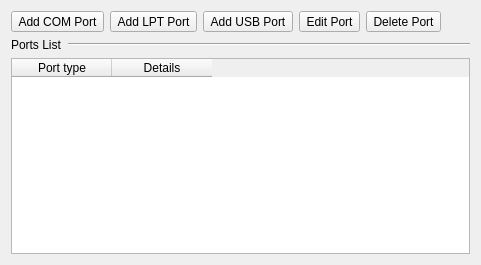
Before: the Qt Designer form Ports_Tab_Widget.ui in qunying/aqemu-old, drawn with Qt 5.
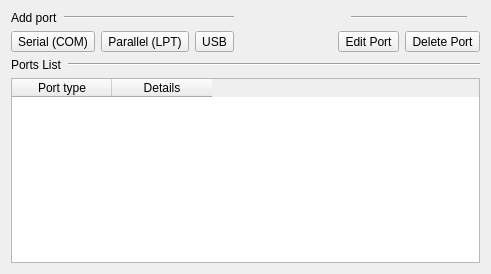
After: the same form once the commit is applied. Icons and pictures are not drawn.

```diff
--- a/Ports_Tab_Widget.ui
+++ b/Ports_Tab_Widget.ui
@@ -1,26 +1,50 @@
 <ui version="4.0" >
  <author>Andrey Rijov</author>
  <class>Ports_Tab_Widget</class>
- <widget class="QWidget" name="Ports_Tab_Widget" >
-  <property name="geometry" >
+ <widget class="QWidget" name="Ports_Tab_Widget">
+  <property name="geometry">
    <rect>
     <x>0</x>
     <y>0</y>
-    <width>481</width>
-    <height>265</height>
+    <width>491</width>
+    <height>274</height>
    </rect>
   </property>
   <property name="windowTitle" >
    <string>Ports</string>
   </property>
-  <layout class="QGridLayout" name="gridLayout" >
-   <item row="0" column="0" >
-    <widget class="QToolButton" name="TB_Add_Serial_Port" >
-     <property name="text" >
-      <string>Add COM Port</string>
-     </property>
-     <property name="icon" >
-      <iconset resource="images.qrc" >
+  <layout class="QVBoxLayout" name="verticalLayout">
+   <item>
+    <layout class="QHBoxLayout" name="horizontalLayout_2">
+     <item>
+      <layout class="QGridLayout" name="gridLayout_2">
+       <item row="0" column="0">
+        <widget class="QLabel" name="Label_Add_Port">
+         <property name="sizePolicy">
+          <sizepolicy hsizetype="Maximum" vsizetype="Preferred">
+           <horstretch>0</horstretch>
+           <verstretch>0</verstretch>
+          </sizepolicy>
+         </property>
+         <property name="text">
+          <string>Add port</string>
+         </property>
+        </widget>
+       </item>
+       <item row="0" column="1" colspan="3">
+        <widget class="Line" name="line_2">
+         <property name="orientation">
+          <enum>Qt::Horizontal</enum>
+         </property>
+        </widget>
+       </item>
+       <item row="1" column="0" colspan="2">
+        <widget class="QToolButton" name="TB_Add_Serial_Port">
+         <property name="text">
+          <string>Serial (COM)</string>
+         </property>
+         <property name="icon">
+          <iconset resource="images.qrc">
        <normaloff>:/port.png</normaloff>:/port.png</iconset>
      </property>
      <property name="iconSize" >
@@ -37,13 +61,13 @@
      </property>
     </widget>
    </item>
-   <item row="0" column="1" >
-    <widget class="QToolButton" name="TB_Add_Parallel_Port" >
-     <property name="text" >
-      <string>Add LPT Port</string>
-     </property>
-     <property name="icon" >
-      <iconset resource="images.qrc" >
+       <item row="1" column="2">
+        <widget class="QToolButton" name="TB_Add_Parallel_Port">
+         <property name="text">
+          <string>Parallel (LPT)</string>
+         </property>
+         <property name="icon">
+          <iconset resource="images.qrc">
        <normaloff>:/port.png</normaloff>:/port.png</iconset>
      </property>
      <property name="iconSize" >
@@ -60,13 +84,13 @@
      </property>
     </widget>
    </item>
-   <item row="0" column="2" >
-    <widget class="QToolButton" name="TB_Add_USB_Port" >
-     <property name="text" >
-      <string>Add USB Port</string>
-     </property>
-     <property name="icon" >
-      <iconset resource="images.qrc" >
+       <item row="1" column="3">
+        <widget class="QToolButton" name="TB_Add_USB_Port">
+         <property name="text">
+          <string>USB</string>
+         </property>
+         <property name="icon">
+          <iconset resource="images.qrc">
        <normaloff>:/usb.png</normaloff>:/usb.png</iconset>
      </property>
      <property name="iconSize" >
@@ -83,9 +107,63 @@
      </property>
     </widget>
    </item>
-   <item row="0" column="3" >
-    <widget class="QToolButton" name="TB_Edit_Port" >
-     <property name="text" >
+      </layout>
+     </item>
+     <item>
+      <spacer name="horizontalSpacer">
+       <property name="orientation">
+        <enum>Qt::Horizontal</enum>
+       </property>
+       <property name="sizeHint" stdset="0">
+        <size>
+         <width>18</width>
+         <height>20</height>
+        </size>
+       </property>
+      </spacer>
+     </item>
+     <item>
+      <layout class="QGridLayout" name="gridLayout">
+       <item row="0" column="0" colspan="2">
+        <layout class="QHBoxLayout" name="horizontalLayout">
+         <item>
+          <widget class="QLabel" name="LL">
+           <property name="sizePolicy">
+            <sizepolicy hsizetype="Fixed" vsizetype="Preferred">
+             <horstretch>0</horstretch>
+             <verstretch>0</verstretch>
+            </sizepolicy>
+           </property>
+           <property name="text">
+            <string/>
+           </property>
+          </widget>
+         </item>
+         <item>
+          <widget class="Line" name="line_3">
+           <property name="orientation">
+            <enum>Qt::Horizontal</enum>
+           </property>
+          </widget>
+         </item>
+         <item>
+          <widget class="QLabel" name="LR">
+           <property name="sizePolicy">
+            <sizepolicy hsizetype="Fixed" vsizetype="Preferred">
+             <horstretch>0</horstretch>
+             <verstretch>0</verstretch>
+            </sizepolicy>
+           </property>
+           <property name="text">
+            <string/>
+           </property>
+          </widget>
+         </item>
+        </layout>
+       </item>
+       <item row="1" column="0">
+        <widget class="QToolButton" name="TB_Edit_Port">
+         <property name="text">
       <string>Edit Port</string>
      </property>
      <property name="icon" >
@@ -106,9 +184,9 @@
      </property>
     </widget>
    </item>
-   <item row="0" column="4" >
-    <widget class="QToolButton" name="TB_Delete_Port" >
-     <property name="text" >
+       <item row="1" column="1">
+        <widget class="QToolButton" name="TB_Delete_Port">
+         <property name="text">
       <string>Delete Port</string>
      </property>
      <property name="icon" >
@@ -129,25 +207,16 @@
      </property>
     </widget>
    </item>
-   <item row="0" column="5" >
-    <spacer name="horizontalSpacer" >
-     <property name="orientation" >
-      <enum>Qt::Horizontal</enum>
-     </property>
-     <property name="sizeHint" stdset="0" >
-      <size>
-       <width>18</width>
-       <height>20</height>
-      </size>
-     </property>
-    </spacer>
-   </item>
-   <item row="1" column="0" colspan="6" >
-    <layout class="QHBoxLayout" name="horizontalLayout_4" >
+      </layout>
+     </item>
+    </layout>
+   </item>
      <item>
-      <widget class="QLabel" name="Label_Pors" >
-       <property name="sizePolicy" >
-        <sizepolicy vsizetype="Preferred" hsizetype="Maximum" >
+    <layout class="QHBoxLayout" name="horizontalLayout_4">
+     <item>
+      <widget class="QLabel" name="Label_Pors">
+       <property name="sizePolicy">
+        <sizepolicy hsizetype="Maximum" vsizetype="Preferred">
          <horstretch>0</horstretch>
          <verstretch>0</verstretch>
         </sizepolicy>
@@ -166,9 +235,9 @@
      </item>
     </layout>
    </item>
-   <item row="2" column="0" colspan="6" >
-    <widget class="QTableWidget" name="Ports_Table" >
-     <property name="editTriggers" >
+   <item>
+    <widget class="QTableWidget" name="Ports_Table">
+     <property name="editTriggers">
       <set>QAbstractItemView::NoEditTriggers</set>
      </property>
      <property name="selectionMode" >
```
Left out of the diff: 65 changed lines with no effect on the pictures. Lines whose indentation alone changed are shown as unchanged.
